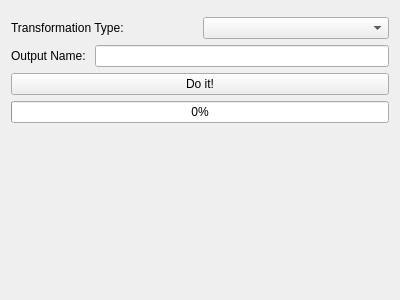
First picture: the form in src/WhiskerToolbox/DataTransform_Widget/DataTransform_Widget.ui, repository paulmthompson/WhiskerToolbox, before the edit.
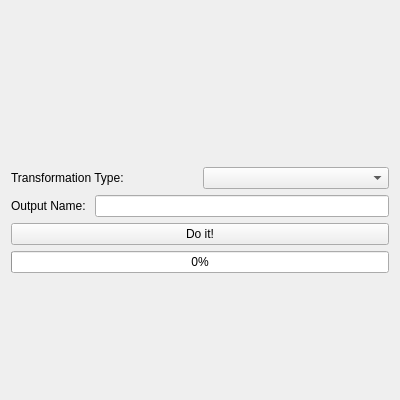
Second picture: the form after the edit. Custom widgets are drawn as their Qt base class.

Commit message: Minimum window size, bugs remain

What changed in the file:
```diff
--- a/src/WhiskerToolbox/DataTransform_Widget/DataTransform_Widget.ui
+++ b/src/WhiskerToolbox/DataTransform_Widget/DataTransform_Widget.ui
@@ -10,12 +10,37 @@
     <height>300</height>
    </rect>
   </property>
+  <property name="sizePolicy">
+   <sizepolicy hsizetype="MinimumExpanding" vsizetype="Preferred">
+    <horstretch>0</horstretch>
+    <verstretch>0</verstretch>
+   </sizepolicy>
+  </property>
+  <property name="minimumSize">
+   <size>
+    <width>250</width>
+    <height>400</height>
+   </size>
+  </property>
   <property name="windowTitle">
    <string>Form</string>
   </property>
   <layout class="QVBoxLayout" name="verticalLayout">
    <item>
-    <widget class="Feature_Table_Widget" name="feature_table_widget" native="true"/>
+    <widget class="Feature_Table_Widget" name="feature_table_widget" native="true">
+     <property name="sizePolicy">
+      <sizepolicy hsizetype="Preferred" vsizetype="Preferred">
+       <horstretch>0</horstretch>
+       <verstretch>0</verstretch>
+      </sizepolicy>
+     </property>
+     <property name="minimumSize">
+      <size>
+       <width>200</width>
+       <height>150</height>
+      </size>
+     </property>
+    </widget>
    </item>
    <item>
     <layout class="QHBoxLayout" name="horizontalLayout">
```
The commit also changes 6 other files.
